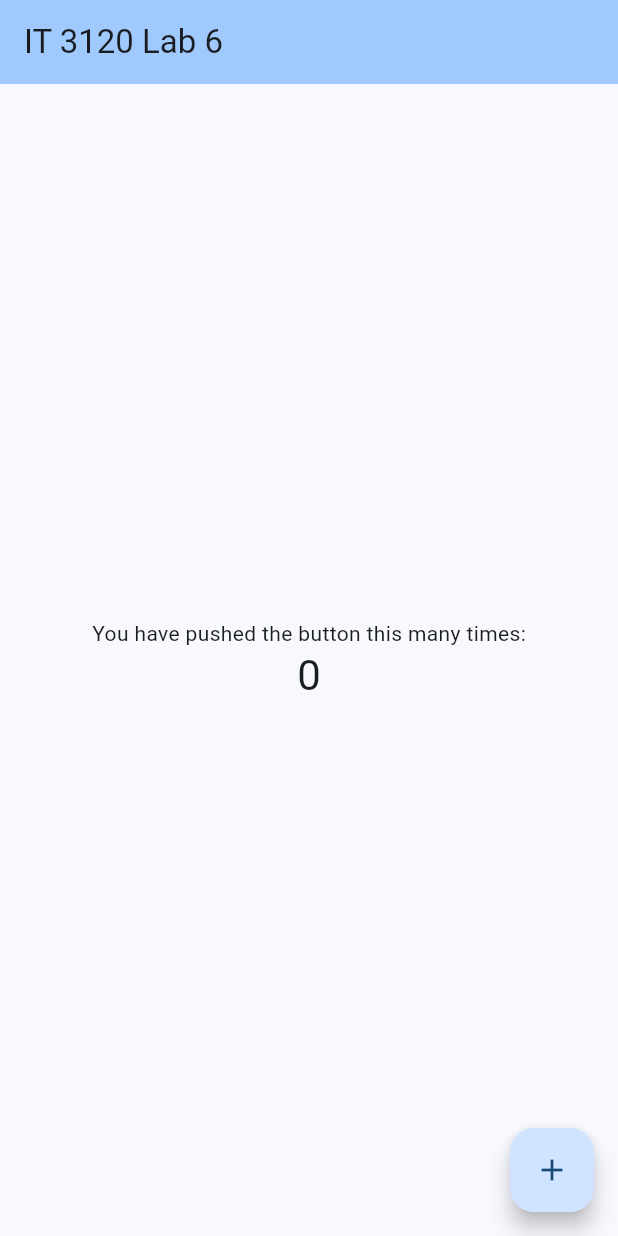
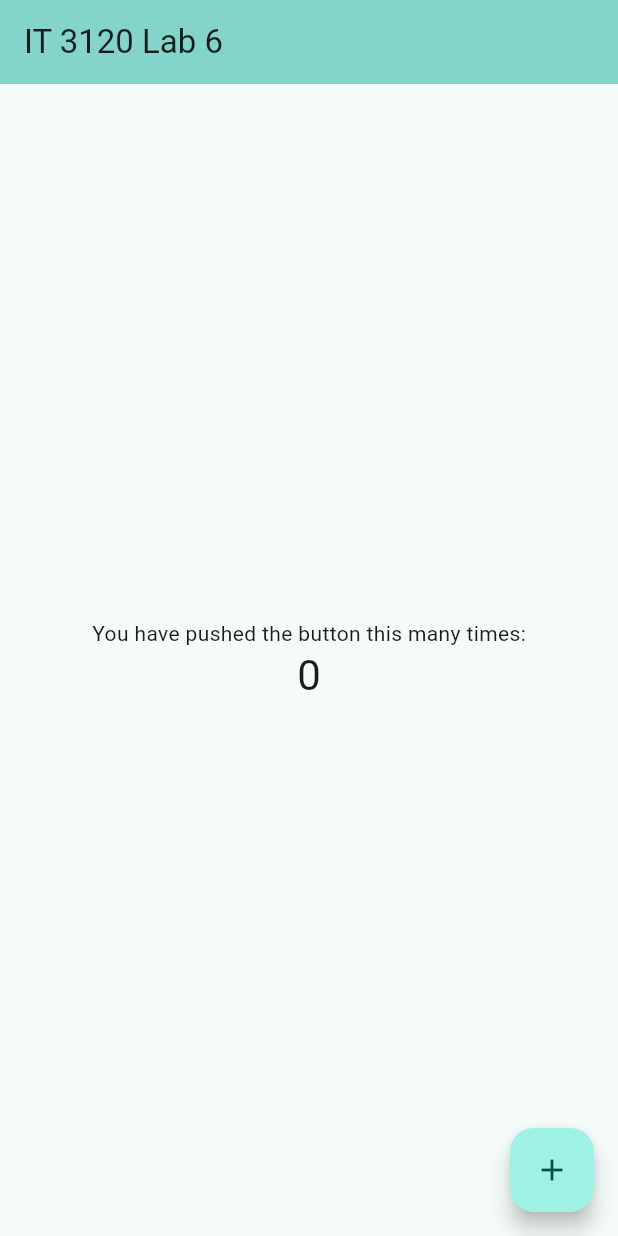
Before and after one commit to hotdogwithcheese/it3120-lab6, a Flutter app: the screen it shows after launch, on a phone screen of 412 x 824 dp. Run offline on Flutter 3.47's test engine with Material 3 defaults, Android fonts, the phone set to English and light mode, and no system bars.

Commit message:
Changing Color to Teal

```diff
--- a/lib/main.dart
+++ b/lib/main.dart
@@ -28,7 +28,7 @@ class MyApp extends StatelessWidget {
         //
         // This works for code too, not just values: Most code changes can be
         // tested with just a hot reload.
-        colorScheme: ColorScheme.fromSeed(seedColor: Colors.blue),
+        colorScheme: ColorScheme.fromSeed(seedColor: Colors.teal),
       ),
       home: const MyHomePage(title: 'IT 3120 Lab 6'),
     );
```
